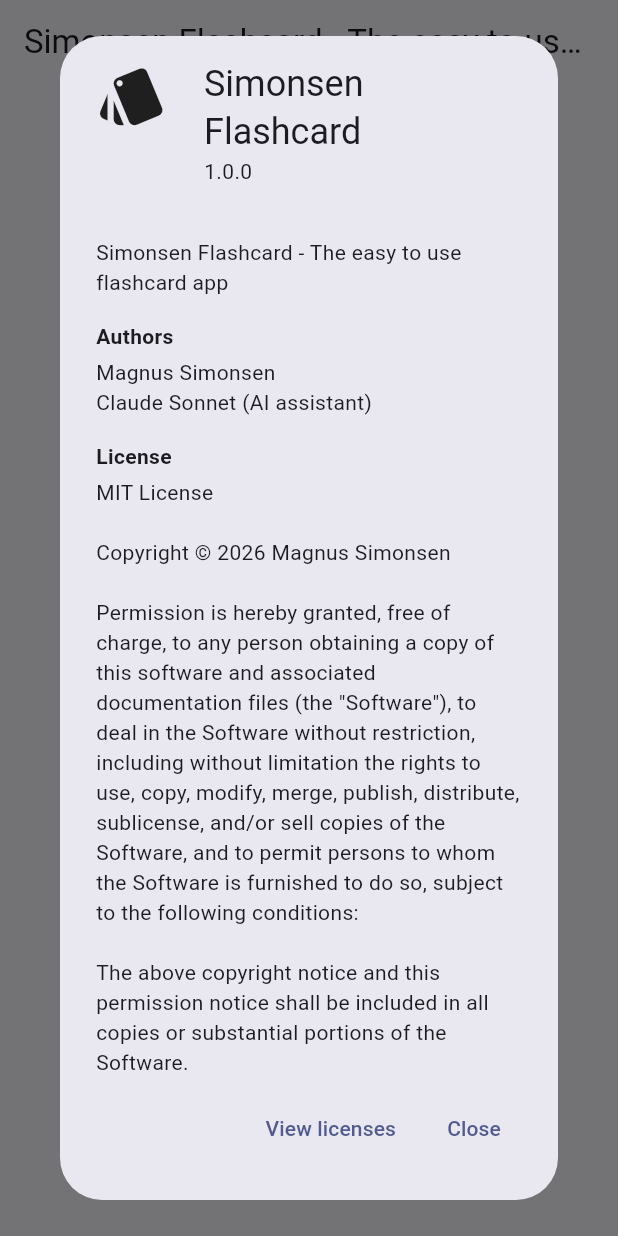
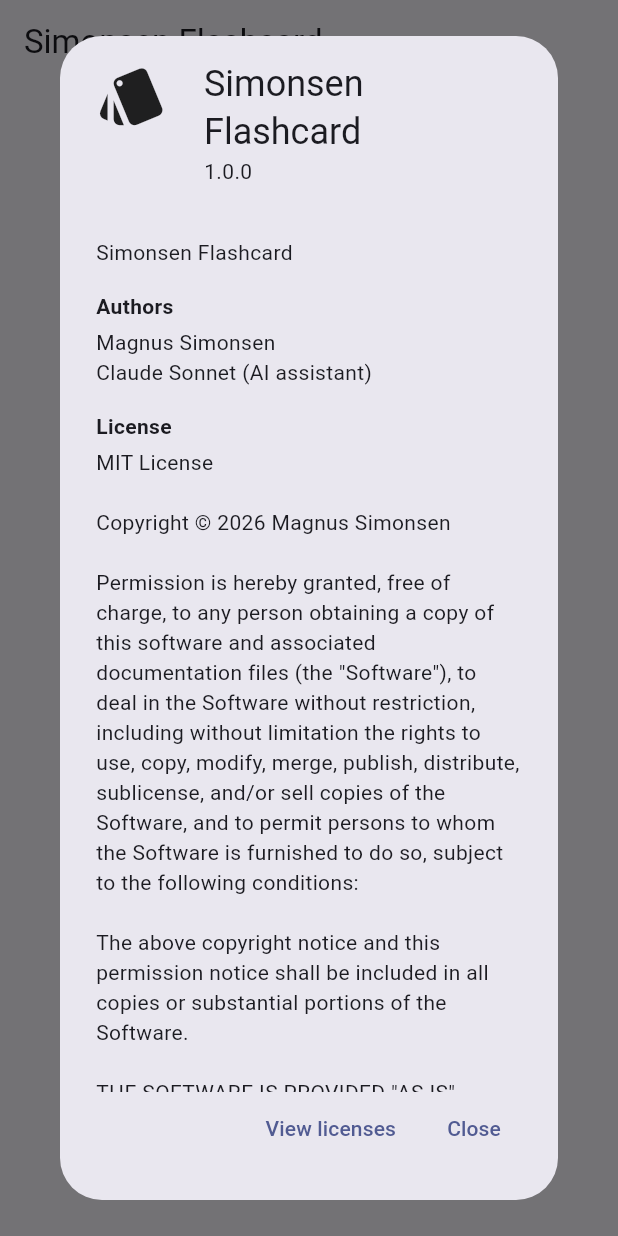
Before and after one commit to magnussimonsen/simonsenflashcard, a Flutter app: the HomeScreen screen opened directly, after a tap on "Help", after a tap on "About", on a phone screen of 412 x 824 dp. Run offline on Flutter 3.47's test engine with Material 3 defaults, Android fonts, the phone set to English and light mode, and no system bars; our stand-ins replace audioplayers, yaml; missing offline and left inert: file_selector, flutter_math_fork.

Commit message:
refactor: simplify app title in constants

```diff
--- a/lib/backend/constants.dart
+++ b/lib/backend/constants.dart
@@ -1,6 +1,6 @@
 // This file contains constants used by the backend and UI.
 // Centralising them here makes it easy to change values globally (e.g. app title).
-const String appTitle = 'Simonsen Flashcard - The easy to use flashcard app';
+const String appTitle = 'Simonsen Flashcard';
 
 /// The folder name of the example deck that is pre-selected on first launch.
 const String defaultDeckName = 'Basic French Example';
```
